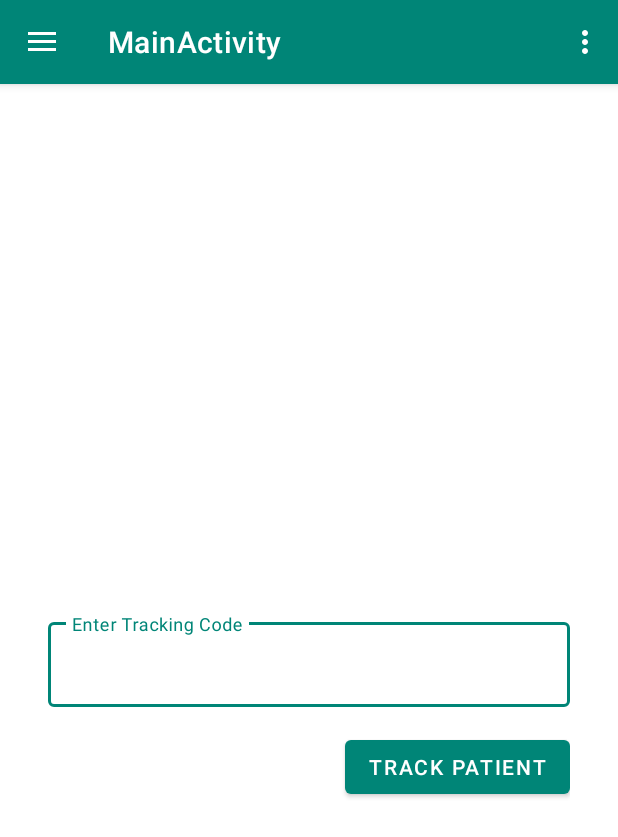
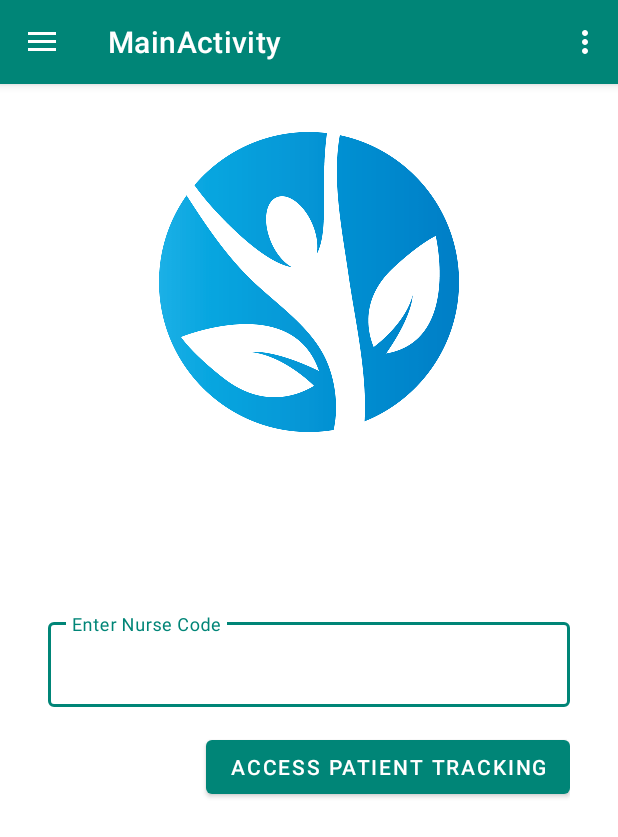
Before and after one commit to brocktaban/PatientTracking, an Android app: the screen it shows after launch (MainActivity), on a phone screen of 412 x 824 dp. Shown: the top 837 px of the screen. Run offline under Robolectric (Android 15) with nearby library versions, the phone set to English and light mode, and no system bars; our stand-ins replace Firebase (no records; nobody signed in at launch, a user with empty details on screens opened directly); 1 statement that could not run was skipped.

Commit message:
Changed the style of starting view and did few tweaks regarding to color correction.

```diff
--- a/app/src/main/res/layout/fragment_enter_code.xml
+++ b/app/src/main/res/layout/fragment_enter_code.xml
@@ -9,12 +9,20 @@
         android:padding="32dp"
         tools:context=".EnterCode">
 
+    <ImageView
+            android:layout_width="match_parent"
+            android:layout_height="200dp"
+            android:foregroundGravity="top"
+            android:src="@drawable/health_logo"
+            android:layout_gravity="center"
+            tools:ignore="MissingConstraints"/>
+
     <com.google.android.material.textfield.TextInputLayout
             android:id="@+id/patient_code_tlayout"
             android:layout_width="match_parent"
             android:layout_height="wrap_content"
             style="@style/Widget.MaterialComponents.TextInputLayout.OutlinedBox"
-            android:hint="Enter Tracking Code"
+            android:hint="Enter Nurse Code"
             app:layout_constraintTop_toTopOf="parent"
             app:layout_constraintStart_toStartOf="parent"
             app:layout_constraintEnd_toEndOf="parent"
@@ -36,7 +44,8 @@
             android:id="@+id/btn_track_patient"
             android:layout_width="wrap_content"
             android:layout_height="wrap_content"
-            android:text="Track Patient" android:layout_marginTop="16dp"
+            android:text="Access Patient Tracking"
+            android:layout_marginTop="16dp"
             app:layout_constraintTop_toBottomOf="@+id/patient_code_tlayout"
             app:layout_constraintEnd_toEndOf="parent"/>
 
--- a/app/src/main/res/values/colors.xml
+++ b/app/src/main/res/values/colors.xml
@@ -2,6 +2,6 @@
 <resources>
     <color name="colorPrimary">#008577</color>
     <color name="colorPrimaryDark">#00574B</color>
-    <color name="colorAccent">#D81B60</color>
+    <color name="colorAccent">#2196F3</color>
     <color name="black">#000</color>
 </resources>
--- a/build.gradle
+++ b/build.gradle
@@ -9,7 +9,7 @@ buildscript {
 
     }
     dependencies {
-        classpath 'com.android.tools.build:gradle:3.5.0-alpha03'
+        classpath 'com.android.tools.build:gradle:3.5.0-alpha10'
         classpath "org.jetbrains.kotlin:kotlin-gradle-plugin:$kotlin_version"
         // NOTE: Do not place your application dependencies here; they belong
         // in the individual module build.gradle files
```
Also changed, not shown: app/src/main/res/layout/fragment_info.xml (+4 -5 lines), app/src/main/res/values/strings.xml (+7 -4 lines), app/src/main/res/drawable/health_logo.png (added), gradle/wrapper/gradle-wrapper.properties.
